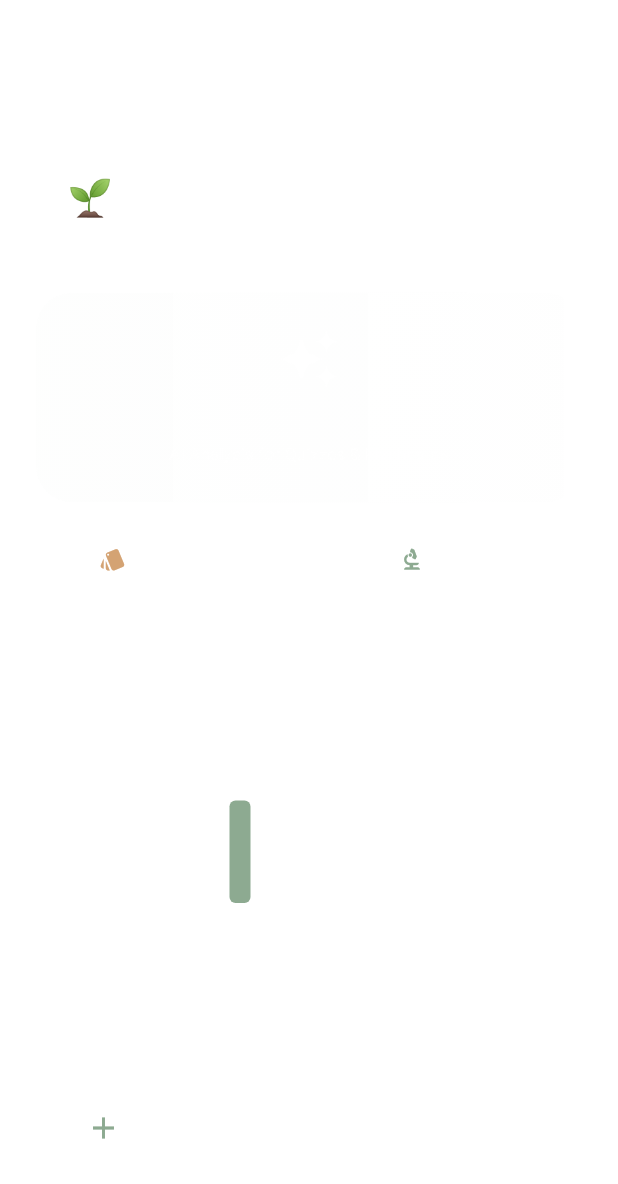
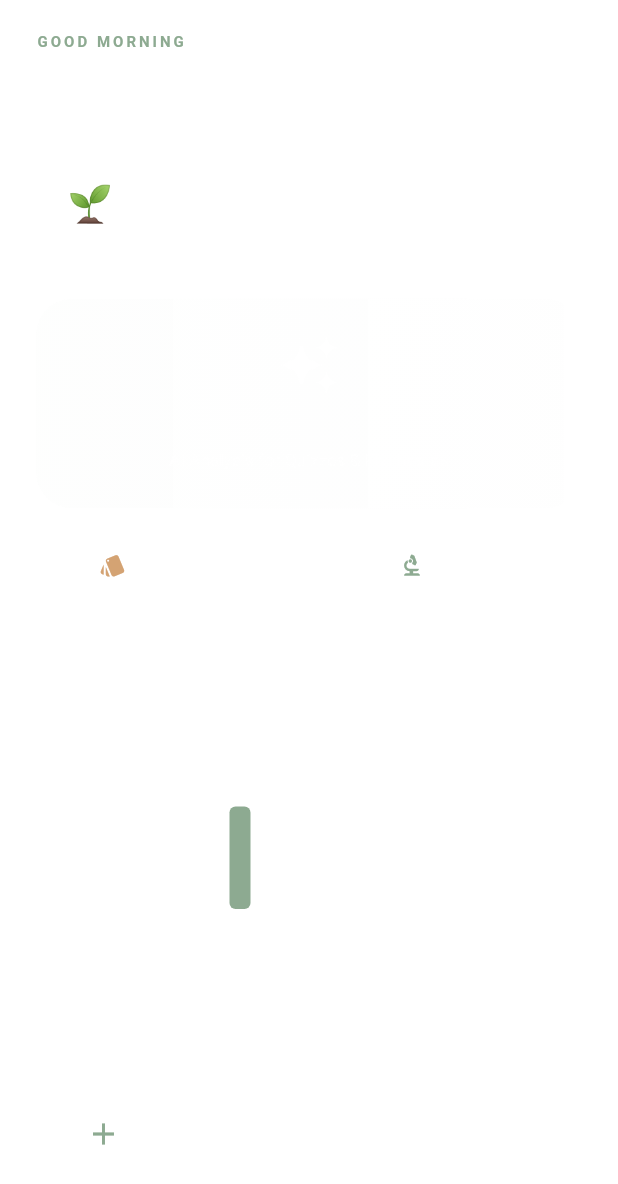
Before and after one commit to devsurx/Synapse, a Flutter app: the HomePage screen opened directly with empty values, after a tap on "AI Analysis for Quizzes & Flashcards", on a phone screen of 412 x 824 dp. Shown: the top 1184 px of the screen. Run offline on Flutter 3.47's test engine with Material 3 defaults, Android fonts, the phone set to English and light mode, and no system bars; drawn by our look-alikes of fl_chart; our stand-ins replace audioplayers, dio, file_picker, google_generative_ai, google_mobile_ads, shared_preferences and 1 more; missing offline and left inert: syncfusion_flutter_pdf; accounts and stored records are empty.

Commit message:
Final change

```diff
--- a/lib/screens/home_page.dart
+++ b/lib/screens/home_page.dart
@@ -4,14 +4,14 @@ import 'package:flutter/services.dart';
 import 'package:file_picker/file_picker.dart';
 import 'package:shared_preferences/shared_preferences.dart';
 import 'package:fl_chart/fl_chart.dart';
-import 'package:study_coach_app/main.dart';
+import 'package:intl/intl.dart';
 import 'dart:ui';
 
 import '../services/pdf_service.dart';
 import 'flashcard_screen.dart';
 import 'Eli5LabScreen.dart';
-import 'package:google_mobile_ads/google_mobile_ads.dart';
 import 'onboarding_screen.dart';
+import '../main.dart'; // Ensure this points to where your LoginScreen is defined
 
 // --- 1. LEVEL UP OVERLAY ---
 class LevelUpOverlay extends StatelessWidget {
@@ -119,10 +119,41 @@ class _HomePageState extends State<HomePage> {
   int _gardenLevel = 1;
   double _gardenExp = 0.0;
 
+  // Time & Greeting State
+  late Timer _timeTimer;
+  String _currentTime = "";
+  String _greeting = "";
+
   @override
   void initState() {
     super.initState();
     _loadAllData();
+    _updateTime();
+    // Update clock every minute
+    _timeTimer = Timer.periodic(const Duration(minutes: 1), (timer) {
+      _updateTime();
+    });
+  }
+
+  @override
+  void dispose() {
+    _timeTimer.cancel();
+    super.dispose();
+  }
+
+  void _updateTime() {
+    final now = DateTime.now();
+    final hour = now.hour;
+    setState(() {
+      _currentTime = DateFormat('h:mm a').format(now);
+      if (hour < 12) {
+        _greeting = "GOOD MORNING";
+      } else if (hour < 17) {
+        _greeting = "GOOD AFTERNOON";
+      } else {
+        _greeting = "GOOD EVENING";
+      }
+    });
   }
 
   Future<void> _loadAllData() async {
@@ -221,27 +252,59 @@ class _HomePageState extends State<HomePage> {
   Widget _buildTopBar() {
     return Row(
       mainAxisAlignment: MainAxisAlignment.spaceBetween,
+      crossAxisAlignment: CrossAxisAlignment.start,
       children: [
         Column(
           crossAxisAlignment: CrossAxisAlignment.start,
           children: [
-            const Text(
-              "GOOD MORNING",
-              style: TextStyle(
-                color: Colors.white24,
-                fontSize: 10,
-                letterSpacing: 2,
-              ),
+            Row(
+              children: [
+                Text(
+                  _greeting,
+                  style: const TextStyle(
+                    color: Color(0xFF8DAA91),
+                    fontSize: 10,
+                    letterSpacing: 2,
+                    fontWeight: FontWeight.bold,
+                  ),
+                ),
+                const SizedBox(width: 8),
+                Text(
+                  "•  $_currentTime",
+                  style: const TextStyle(
+                    color: Colors.white24,
+                    fontSize: 10,
+                    letterSpacing: 1,
+                  ),
+                ),
+              ],
             ),
+            const SizedBox(height: 4),
             Text(
               widget.userName,
-              style: const TextStyle(fontSize: 32, fontWeight: FontWeight.w800),
+              style: const TextStyle(
+                fontSize: 32,
+                fontWeight: FontWeight.w800,
+                color: Colors.white,
+              ),
             ),
           ],
         ),
-        IconButton(
-          icon: const Icon(Icons.logout_rounded, color: Colors.white24),
-          onPressed: _showLogoutDialog,
+        GestureDetector(
+          onTap: _showLogoutDialog,
+          child: Container(
+            padding: const EdgeInsets.all(10),
+            decoration: BoxDecoration(
+              color: Colors.white.withOpacity(0.05),
+              shape: BoxShape.circle,
+              border: Border.all(color: Colors.white.withOpacity(0.1)),
+            ),
+            child: const Icon(
+              Icons.logout_rounded,
+              color: Colors.white24,
+              size: 22,
+            ),
+          ),
         ),
       ],
     );
@@ -264,6 +327,7 @@ class _HomePageState extends State<HomePage> {
                     fontSize: 10,
                     fontWeight: FontWeight.bold,
                     letterSpacing: 1,
+                    color: Colors.white,
                   ),
                 ),
                 const SizedBox(height: 5),
@@ -307,7 +371,11 @@ class _HomePageState extends State<HomePage> {
           const SizedBox(height: 12),
           Text(
             _fileName ?? "Upload PDF to Study",
-            style: const TextStyle(fontWeight: FontWeight.bold, fontSize: 16),
+            style: const TextStyle(
+              fontWeight: FontWeight.bold,
+              fontSize: 16,
+              color: Colors.white,
+            ),
           ),
           const Text(
             "AI Analysis for Quizzes & Flashcards",
@@ -363,7 +431,11 @@ class _HomePageState extends State<HomePage> {
           const SizedBox(width: 8),
           Text(
             title,
-            style: const TextStyle(fontSize: 10, fontWeight: FontWeight.bold),
+            style: const TextStyle(
+              fontSize: 10,
+              fontWeight: FontWeight.bold,
+              color: Colors.white,
+            ),
           ),
         ],
       ),
@@ -372,6 +444,7 @@ class _HomePageState extends State<HomePage> {
 
   Widget _buildTodoInput() {
     return TextField(
+      style: const TextStyle(color: Colors.white),
       onSubmitted: (v) {
         if (v.isNotEmpty) {
           setState(() => _todos.add(v));
@@ -380,6 +453,7 @@ class _HomePageState extends State<HomePage> {
       },
       decoration: InputDecoration(
         hintText: "Add mission...",
+        hintStyle: const TextStyle(color: Colors.white24),
         prefixIcon: const Icon(Icons.add, color: Color(0xFF8DAA91)),
         filled: true,
         fillColor: Colors.white.withOpacity(0.05),
@@ -400,7 +474,7 @@ class _HomePageState extends State<HomePage> {
         key: Key(_todos[i] + i.toString()),
         onDismissed: (_) {
           setState(() => _todos.removeAt(i));
-          _addExp(0.2); // Task completion reward
+          _addExp(0.2);
           _saveTodos();
         },
         child: Container(
@@ -454,7 +528,7 @@ class _HomePageState extends State<HomePage> {
         _fileName = result.files.single.name;
         _isExtracting = false;
       });
-      _addExp(0.5); // File upload reward
+      _addExp(0.5);
     }
   }
 
```
